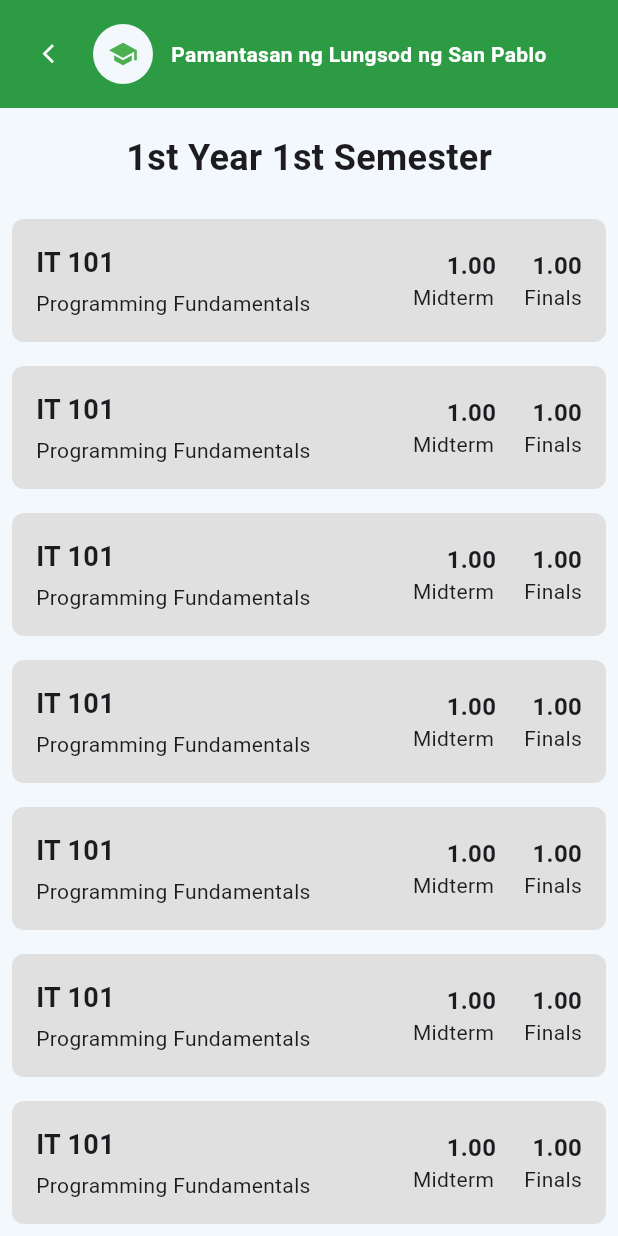
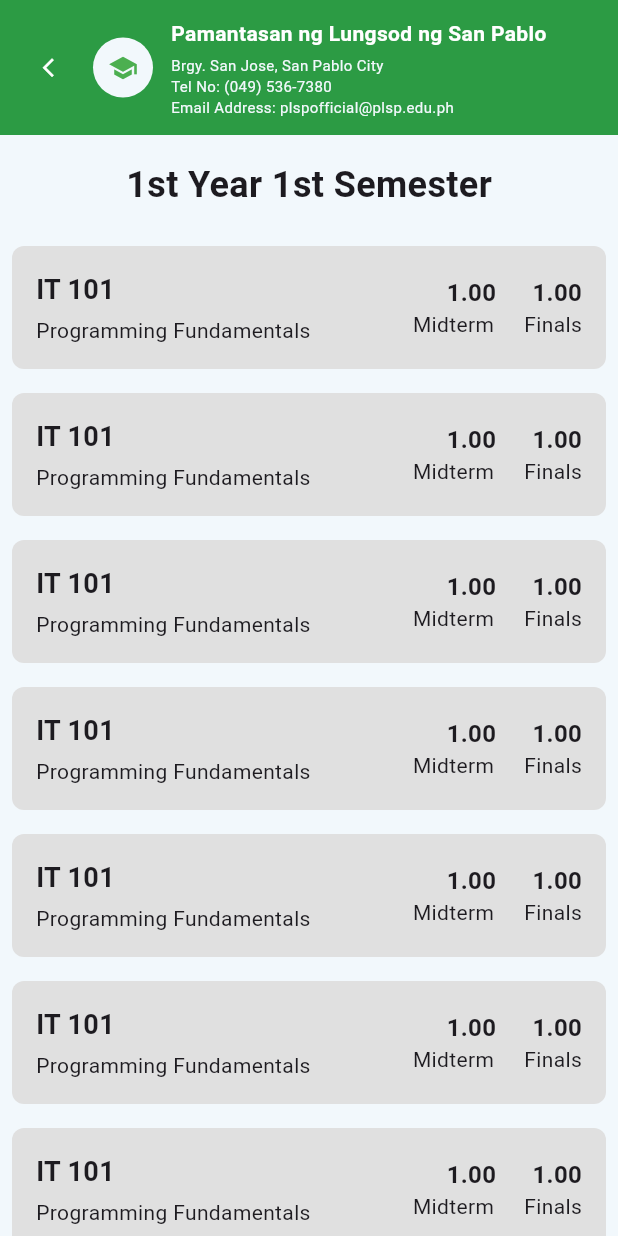
Before and after one commit to Alexis12119/SaliSeek, a Flutter app: the StudentDashboard screen opened directly, after a tap on "1st Year 1st Semester", on a phone screen of 412 x 824 dp. Run offline on Flutter 3.47's test engine with Material 3 defaults, Android fonts, the phone set to English and light mode, and no system bars.

Commit message:
feat: add subtitles.

```diff
--- a/lib/main.dart
+++ b/lib/main.dart
@@ -103,6 +103,8 @@ class _LoginPageState extends State<LoginPage> {
     // Set font size and padding based on the screen width
     double fontSize =
         screenWidth < 600 ? 14.0 : 18.0; // Smaller font for narrow screens
+    double subtitleFontSize =
+        screenWidth < 600 ? 10.0 : 12.0; // Adjust subtitle font size
     double padding =
         screenWidth < 600 ? 12.0 : 16.0; // Smaller padding for narrow screens
     double avatarSize = screenWidth < 600
@@ -123,9 +125,12 @@ class _LoginPageState extends State<LoginPage> {
           ),
           SizedBox(width: spacing), // Responsive spacing
 
-          // Expanding the text to prevent overflow
+          // Expanded column for title and subtitles
           Expanded(
-            child: Text(
+            child: Column(
+              crossAxisAlignment: CrossAxisAlignment.start,
+              children: [
+                Text(
                   'Pamantasan ng Lungsod ng San Pablo',
                   style: TextStyle(
                     fontSize: fontSize,
@@ -133,7 +138,35 @@ class _LoginPageState extends State<LoginPage> {
                     color: Colors.white,
                   ),
                   maxLines: 1, // Restrict to one line
-              overflow: TextOverflow.ellipsis, // Add ellipsis if text overflows
+                  overflow:
+                      TextOverflow.ellipsis, // Add ellipsis if text overflows
+                ),
+                const SizedBox(
+                    height: 4.0), // Spacing between title and subtitles
+
+                // Subtitle lines
+                Text(
+                  'Brgy. San Jose, San Pablo City',
+                  style: TextStyle(
+                    fontSize: subtitleFontSize,
+                    color: const Color(0xFFF2F8FC),
+                  ),
+                ),
+                Text(
+                  'Tel No: (049) 536-7380',
+                  style: TextStyle(
+                    fontSize: subtitleFontSize,
+                    color: const Color(0xFFF2F8FC),
+                  ),
+                ),
+                Text(
+                  'Email Address: plspofficial@plsp.edu.ph',
+                  style: TextStyle(
+                    fontSize: subtitleFontSize,
+                    color: const Color(0xFFF2F8FC),
+                  ),
+                ),
+              ],
             ),
           ),
         ],
@@ -241,16 +274,17 @@ class StudentDashboardState extends State<StudentDashboard> {
     // Get the screen width
     double screenWidth = MediaQuery.of(context).size.width;
 
-    // Set font size, padding, avatar size, and spacing based on the screen width
+    // Set font size, padding, spacing, and logo icon size based on the screen width
     double fontSize =
         screenWidth < 600 ? 14.0 : 18.0; // Smaller font for narrow screens
+    double subtitleFontSize =
+        screenWidth < 600 ? 10.0 : 12.0; // Adjust subtitle font size
     double padding =
         screenWidth < 600 ? 12.0 : 16.0; // Smaller padding for narrow screens
     double spacing =
         screenWidth < 600 ? 12.0 : 16.0; // Adjust spacing for narrow screens
-    double logoIconSize = screenWidth < 600
-        ? 20.0
-        : 30.0; // Adjust the size of the logo icon inside the CircleAvatar
+    double logoIconSize =
+        screenWidth < 600 ? 20.0 : 30.0; // Adjust the size of the logo icon
 
     return Container(
       color: const Color(0xFF2C9B44),
@@ -263,9 +297,15 @@ class StudentDashboardState extends State<StudentDashboard> {
               CircleAvatar(
                 radius: logoIconSize, // Responsive size for logo
                 backgroundColor: const Color(0xFFF2F8FC),
-                child: const Icon(Icons.school, size: 30, color: Colors.green),
+                child:
+                    Icon(Icons.school, size: logoIconSize, color: Colors.green),
               ),
               SizedBox(width: spacing), // Responsive spacing
+
+              // Column for title and subtitles
+              Column(
+                crossAxisAlignment: CrossAxisAlignment.start,
+                children: [
                   Text(
                     'Pamantasan ng Lungsod ng San Pablo',
                     style: TextStyle(
@@ -274,8 +314,37 @@ class StudentDashboardState extends State<StudentDashboard> {
                       color: Colors.white,
                     ),
                   ),
+                  const SizedBox(
+                      height: 4.0), // Space between title and subtitle lines
+
+                  // Subtitle lines
+                  Text(
+                    'Brgy. San Jose, San Pablo City',
+                    style: TextStyle(
+                      fontSize: subtitleFontSize,
+                      color: const Color(0xFFF2F8FC),
+                    ),
+                  ),
+                  Text(
+                    'Tel No: (049) 536-7380',
+                    style: TextStyle(
+                      fontSize: subtitleFontSize,
+                      color: const Color(0xFFF2F8FC),
+                    ),
+                  ),
+                  Text(
+                    'Email Address: plspofficial@plsp.edu.ph',
+                    style: TextStyle(
+                      fontSize: subtitleFontSize,
+                      color: const Color(0xFFF2F8FC),
+                    ),
+                  ),
                 ],
               ),
+            ],
+          ),
+
+          // Logout button
           IconButton(
             icon: const Icon(Icons.logout, color: Colors.white),
             onPressed: () {
@@ -437,7 +506,8 @@ class SemesterTile extends StatelessWidget {
   @override
   Widget build(BuildContext context) {
     return Padding(
-      padding: const EdgeInsets.only(left: 8.0, right: 8.0, top: 8.0, bottom: 8.0),
+      padding:
+          const EdgeInsets.only(left: 8.0, right: 8.0, top: 8.0, bottom: 8.0),
       child: Container(
         width: 150,
         decoration: BoxDecoration(
@@ -525,15 +595,15 @@ class ViewGradeDetails extends StatelessWidget {
     // Get the screen width
     double screenWidth = MediaQuery.of(context).size.width;
 
-    // Set font size, padding, and avatar size based on the screen width
-    double fontSize =
-        screenWidth < 600 ? 14.0 : 18.0; // Smaller font for narrow screens
+    // Set font size, padding, and icon/avatar sizes based on the screen width
+    double fontSize = screenWidth < 600 ? 14.0 : 18.0; // Font size for title
+    double subtitleFontSize =
+        screenWidth < 600 ? 10.0 : 12.0; // Font size for subtitle
     double padding =
-        screenWidth < 600 ? 12.0 : 16.0; // Adjust padding for narrow screens
-    double iconSize = screenWidth < 600 ? 15.0 : 20.0; // Adjust icon size
-    double logoIconSize = screenWidth < 600
-        ? 20.0
-        : 30.0; // Adjust the size of the logo icon inside the CircleAvatar
+        screenWidth < 600 ? 12.0 : 16.0; // Padding for narrow screens
+    double iconSize = screenWidth < 600 ? 15.0 : 20.0; // Back icon size
+    double logoIconSize = screenWidth < 600 ? 20.0 : 30.0; // Logo size
+
     return Container(
       color: const Color(0xFF2C9B44),
       padding: EdgeInsets.all(padding), // Responsive padding
@@ -541,8 +611,11 @@ class ViewGradeDetails extends StatelessWidget {
         children: [
           // Back button
           IconButton(
-            icon: Icon(Icons.arrow_back_ios,
-                color: Colors.white, size: iconSize), // Responsive icon size
+            icon: Icon(
+              Icons.arrow_back_ios,
+              color: Colors.white,
+              size: iconSize, // Responsive icon size
+            ),
             onPressed: () {
               Navigator.pop(context); // Go back to the previous screen
             },
@@ -556,22 +629,50 @@ class ViewGradeDetails extends StatelessWidget {
             child: Icon(
               Icons.school,
               size: logoIconSize,
-              color: Colors.green, // Responsive icon size
+              color: Colors.green, // Icon color
             ),
           ),
-          SizedBox(
-              width: screenWidth < 600 ? 12.0 : 16.0), // Responsive spacing
+          SizedBox(width: screenWidth < 600 ? 12.0 : 16.0), // Spacing
 
-          // University name with responsive font size
+          // Column with title and subtitle
           Expanded(
-            child: Text(
+            child: Column(
+              crossAxisAlignment: CrossAxisAlignment.start,
+              children: [
+                Text(
                   'Pamantasan ng Lungsod ng San Pablo',
                   style: TextStyle(
-                fontSize: fontSize, // Responsive font size
+                    fontSize: fontSize, // Responsive title font size
                     fontWeight: FontWeight.bold,
                     color: Colors.white,
                   ),
-              overflow: TextOverflow.ellipsis, // Handles text overflow
+                  overflow: TextOverflow.ellipsis,
+                ),
+                const SizedBox(height: 4.0), // Space between title and subtitle
+
+                // Subtitle text
+                Text(
+                  'Brgy. San Jose, San Pablo City',
+                  style: TextStyle(
+                    fontSize: subtitleFontSize,
+                    color: const Color(0xFFF2F8FC),
+                  ),
+                ),
+                Text(
+                  'Tel No: (049) 536-7380',
+                  style: TextStyle(
+                    fontSize: subtitleFontSize,
+                    color: const Color(0xFFF2F8FC),
+                  ),
+                ),
+                Text(
+                  'Email Address: plspofficial@plsp.edu.ph',
+                  style: TextStyle(
+                    fontSize: subtitleFontSize,
+                    color: const Color(0xFFF2F8FC),
+                  ),
+                ),
+              ],
             ),
           ),
         ],
@@ -924,6 +1025,8 @@ class CourseDetails extends StatelessWidget {
   Widget buildHeader(BuildContext context) {
     double screenWidth = MediaQuery.of(context).size.width;
     double fontSize = screenWidth < 600 ? 14.0 : 18.0;
+    double subtitleFontSize =
+        screenWidth < 600 ? 10.0 : 12.0; // Subtitle font size
     double padding = screenWidth < 600 ? 12.0 : 16.0;
     double iconSize = screenWidth < 600 ? 15.0 : 20.0;
     double iconPadding = screenWidth < 600 ? 0.0 : 8.0;
@@ -946,14 +1049,22 @@ class CourseDetails extends StatelessWidget {
             ),
           ),
           SizedBox(width: screenWidth < 600 ? 2.0 : 6.0),
+
+          // Logo
           CircleAvatar(
             radius: logoSize,
             backgroundColor: const Color(0xFFF2F8FC),
             child: Icon(Icons.school, size: logoIconSize, color: Colors.green),
           ),
+
           const SizedBox(width: 8.0),
+
+          // Column for Title and Subtitle
           Expanded(
-            child: Text(
+            child: Column(
+              crossAxisAlignment: CrossAxisAlignment.start,
+              children: [
+                Text(
                   'Pamantasan ng Lungsod ng San Pablo',
                   style: TextStyle(
                     fontSize: fontSize,
@@ -961,6 +1072,32 @@ class CourseDetails extends StatelessWidget {
                     color: Colors.white,
                   ),
                   overflow: TextOverflow.ellipsis,
+                ),
+                const SizedBox(height: 4.0), // Space between title and subtitle
+
+                // Subtitle details
+                Text(
+                  'Brgy. San Jose, San Pablo City',
+                  style: TextStyle(
+                    fontSize: subtitleFontSize,
+                    color: const Color(0xFFF2F8FC),
+                  ),
+                ),
+                Text(
+                  'Tel No: (049) 536-7380',
+                  style: TextStyle(
+                    fontSize: subtitleFontSize,
+                    color: const Color(0xFFF2F8FC),
+                  ),
+                ),
+                Text(
+                  'Email Address: plspofficial@plsp.edu.ph',
+                  style: TextStyle(
+                    fontSize: subtitleFontSize,
+                    color: const Color(0xFFF2F8FC),
+                  ),
+                ),
+              ],
             ),
           ),
         ],
@@ -1140,7 +1277,7 @@ class _DetailsPageState extends State<DetailsPage> {
                                   );
                                 },
                                 style: ElevatedButton.styleFrom(
-                                  backgroundColor: const Color(0xFFF2F8FC),
+                                  backgroundColor: const Color(0xFF2C9B44),
                                   padding: const EdgeInsets.symmetric(
                                       vertical: 16.0),
                                   shape: RoundedRectangleBorder(
@@ -1290,6 +1427,8 @@ class _DetailsPageState extends State<DetailsPage> {
   Widget buildHeader(BuildContext context) {
     double screenWidth = MediaQuery.of(context).size.width;
     double fontSize = screenWidth < 600 ? 14.0 : 18.0;
+    double subtitleFontSize =
+        screenWidth < 600 ? 10.0 : 12.0; // Subtitle font size
     double padding = screenWidth < 600 ? 12.0 : 16.0;
     double iconSize = screenWidth < 600 ? 15.0 : 20.0;
     double iconPadding = screenWidth < 600 ? 0.0 : 8.0;
@@ -1312,14 +1451,22 @@ class _DetailsPageState extends State<DetailsPage> {
             ),
           ),
           SizedBox(width: screenWidth < 600 ? 2.0 : 6.0),
+
+          // Logo
           CircleAvatar(
             radius: logoSize,
             backgroundColor: const Color(0xFFF2F8FC),
             child: Icon(Icons.school, size: logoIconSize, color: Colors.green),
           ),
+
           const SizedBox(width: 8.0),
+
+          // Column for Title and Subtitle
           Expanded(
-            child: Text(
+            child: Column(
+              crossAxisAlignment: CrossAxisAlignment.start,
+              children: [
+                Text(
                   'Pamantasan ng Lungsod ng San Pablo',
                   style: TextStyle(
                     fontSize: fontSize,
@@ -1327,6 +1474,32 @@ class _DetailsPageState extends State<DetailsPage> {
                     color: Colors.white,
                   ),
                   overflow: TextOverflow.ellipsis,
+                ),
+                const SizedBox(height: 4.0), // Space between title and subtitle
+
+                // Subtitle details
+                Text(
+                  'Brgy. San Jose, San Pablo City',
+                  style: TextStyle(
+                    fontSize: subtitleFontSize,
+                    color: const Color(0xFFF2F8FC),
+                  ),
+                ),
+                Text(
+                  'Tel No: (049) 536-7380',
+                  style: TextStyle(
+                    fontSize: subtitleFontSize,
+                    color: const Color(0xFFF2F8FC),
+                  ),
+                ),
+                Text(
+                  'Email Address: plspofficial@plsp.edu.ph',
+                  style: TextStyle(
+                    fontSize: subtitleFontSize,
+                    color: const Color(0xFFF2F8FC),
+                  ),
+                ),
+              ],
             ),
           ),
         ],
```
Lines whose indentation alone changed are shown as unchanged.
